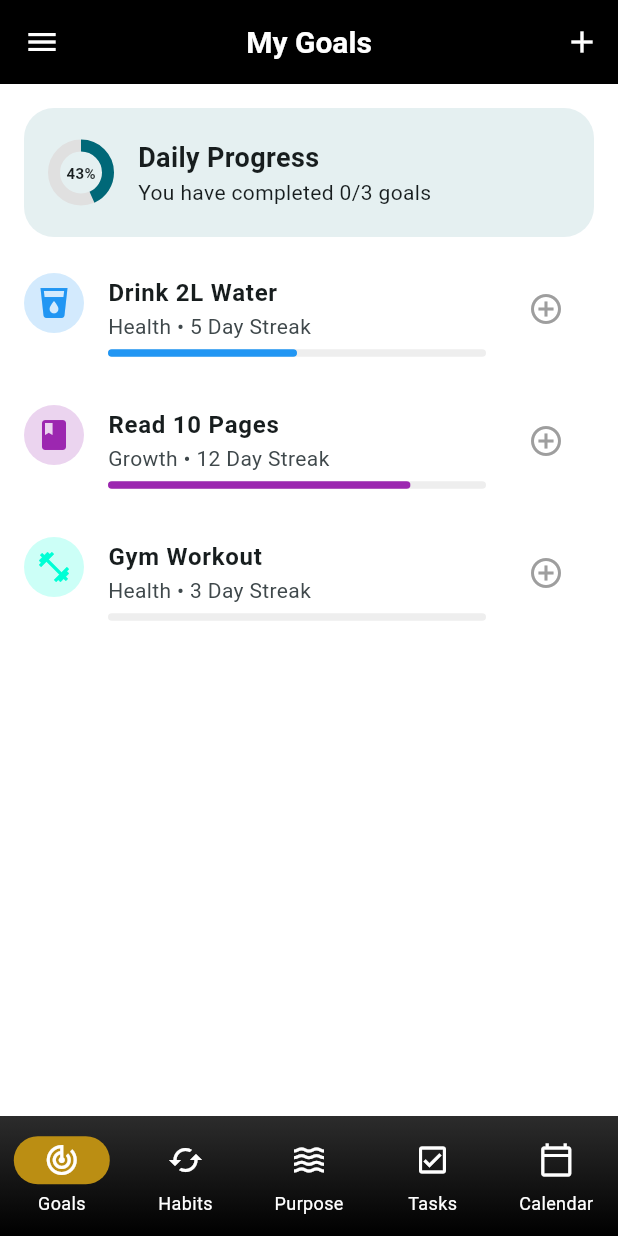
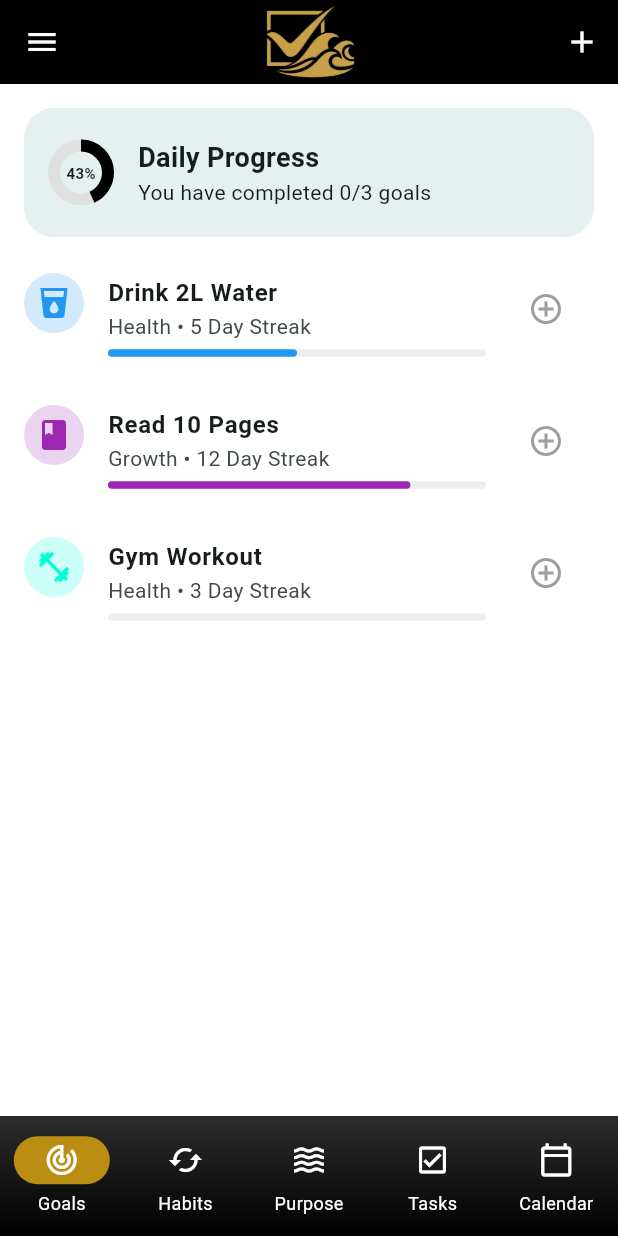
Before and after one commit to unwaverbusiness/unwaver_app, a Flutter app: the screen it shows after launch, in the side drawer, after a tap on the "add" icon, on a phone screen of 412 x 824 dp. Run offline on Flutter 3.47's test engine with Material 3 defaults, Android fonts, the phone set to English and light mode, and no system bars; our stand-ins replace firebase_auth, firebase_core, flutter_dotenv, google_generative_ai, table_calendar; accounts and stored records are empty.

Commit message:
unwaver logo now on all screens

```diff
--- a/lib/Screens/Goals/goal_overview_screen.dart
+++ b/lib/Screens/Goals/goal_overview_screen.dart
@@ -1,4 +1,6 @@
 import 'package:flutter/material.dart';
+import 'package:unwaver/widgets/maindrawer.dart'; // <--- Added
+import 'package:unwaver/widgets/app_logo.dart';   // <--- Added
 
 class GoalOverviewScreen extends StatefulWidget {
   const GoalOverviewScreen({super.key});
@@ -8,7 +10,7 @@ class GoalOverviewScreen extends StatefulWidget {
 }
 
 class _GoalOverviewScreenState extends State<GoalOverviewScreen> {
-  // --- STATE LOGIC (Kept exactly the same) ---
+  // --- STATE LOGIC ---
   final List<Map<String, dynamic>> _goals = [
     {
       "title": "Drink 2L Water",
@@ -76,7 +78,8 @@ class _GoalOverviewScreenState extends State<GoalOverviewScreen> {
     showDialog(
       context: context,
       builder: (context) => AlertDialog(
-        title: const Text('New Goal'),
+        // Use AppLogo here for consistency if desired, or keep generic text
+        title: const AppLogo(),
         content: Column(
           mainAxisSize: MainAxisSize.min,
           children: [
@@ -101,6 +104,9 @@ class _GoalOverviewScreenState extends State<GoalOverviewScreen> {
         actions: [
           TextButton(
             onPressed: () => Navigator.pop(context),
+            style: TextButton.styleFrom(
+              foregroundColor: Colors.black, // Match your theme
+            ),
             child: const Text('Cancel'),
           ),
           FilledButton(
@@ -113,6 +119,9 @@ class _GoalOverviewScreenState extends State<GoalOverviewScreen> {
                 Navigator.pop(context);
               }
             },
+            style: FilledButton.styleFrom(
+              backgroundColor: Colors.black, // Match your theme
+            ),
             child: const Text('Create'),
           ),
         ],
@@ -125,60 +134,21 @@ class _GoalOverviewScreenState extends State<GoalOverviewScreen> {
   Widget build(BuildContext context) {
     return Scaffold(
       appBar: AppBar(
-        title: const Text('My Goals'),
-        centerTitle: true, // Changed to true for better balance with drawer
-        // REMOVED: automaticallyImplyLeading: false (So the drawer icon shows up)
+        // FIXED: Replaced Text title with AppLogo
+        title: const AppLogo(),
+        centerTitle: true,
+        backgroundColor: Colors.black,
+        iconTheme: const IconThemeData(color: Colors.white),
         actions: [
           IconButton(
-            icon: const Icon(Icons.add),
+            icon: const Icon(Icons.add, color: Colors.white),
             onPressed: _showAddGoalDialog,
           ),
         ],
       ),
 
-      // 1. ADDED DRAWER HERE
-      drawer: Drawer(
-        child: ListView(
-          padding: EdgeInsets.zero,
-          children: [
-            const DrawerHeader(
-              decoration: BoxDecoration(color: Colors.teal),
-              child: Column(
-                crossAxisAlignment: CrossAxisAlignment.start,
-                mainAxisAlignment: MainAxisAlignment.end,
-                children: [
-                  Text(
-                    "Unwaver",
-                    style: TextStyle(color: Colors.white, fontSize: 28, fontWeight: FontWeight.bold),
-                  ),
-                  Text(
-                    "Track Progress",
-                    style: TextStyle(color: Colors.white70, fontSize: 16),
-                  ),
-                  SizedBox(height: 10),
-                ],
-              ),
-            ),
-            ListTile(
-              leading: const Icon(Icons.chat_bubble_outline),
-              title: const Text('Coach'),
-              onTap: () {
-                Navigator.pop(context); // Close drawer
-                // Navigator.pushNamed(context, '/coach'); // Example nav
-              },
-            ),
-            ListTile(
-              leading: const Icon(Icons.track_changes, color: Colors.teal),
-              title: const Text('Goals'),
-              selected: true, // Highlights this item since we are on the page
-              selectedColor: Colors.teal,
-              onTap: () {
-                Navigator.pop(context); // Already here, just close drawer
-              },
-            ),
-          ],
-        ),
-      ),
+      // FIXED: Used MainDrawer instead of hardcoded Drawer
+      drawer: const MainDrawer(currentRoute: '/goals'),
 
       body: Column(
         children: [
@@ -199,7 +169,7 @@ class _GoalOverviewScreenState extends State<GoalOverviewScreen> {
                     CircularProgressIndicator(
                       value: _overallProgress,
                       backgroundColor: Colors.grey[300],
-                      color: Theme.of(context).primaryColor,
+                      color: Colors.black, // Updated to match theme
                       strokeWidth: 8,
                     ),
                     Text(
--- a/lib/Screens/Tasks/tasks_screen.dart
+++ b/lib/Screens/Tasks/tasks_screen.dart
@@ -1,6 +1,6 @@
 import 'package:flutter/material.dart';
-import 'package:unwaver/widgets/maindrawer.dart'; // Ensure this import is present
-import 'package:unwaver/widgets/app_logo.dart';   // <--- Added Import for AppLogo
+import 'package:unwaver/widgets/maindrawer.dart';
+import 'package:unwaver/widgets/app_logo.dart';
 
 class TasksScreen extends StatefulWidget {
   const TasksScreen({super.key});
@@ -44,7 +44,8 @@ class _TasksScreenState extends State<TasksScreen> {
     showDialog(
       context: context,
       builder: (context) => AlertDialog(
-        title: const AppLogo(height: 40),
+        // FIXED: Removed argument 'height: 40' to match standard widget definition
+        title: const AppLogo(),
         content: TextField(
           autofocus: true,
           decoration: const InputDecoration(hintText: 'Enter task name'),
@@ -53,7 +54,6 @@ class _TasksScreenState extends State<TasksScreen> {
         actions: [
           TextButton(
             onPressed: () => Navigator.pop(context),
-            // Accent color for Cancel text
             style: TextButton.styleFrom(
               foregroundColor: const Color.fromARGB(255, 0, 0, 0),
             ),
@@ -66,7 +66,6 @@ class _TasksScreenState extends State<TasksScreen> {
                 Navigator.pop(context);
               }
             },
-            // Gold background for Add button
             style: ElevatedButton.styleFrom(
               backgroundColor: const Color.fromARGB(255, 0, 0, 0),
               foregroundColor: Colors.white,
@@ -82,14 +81,16 @@ class _TasksScreenState extends State<TasksScreen> {
   Widget build(BuildContext context) {
     return Scaffold(
       appBar: AppBar(
-        title: const Text('My Tasks'),
-        // Inherits Black/White theme from main.dart
+        // FIXED: Replaced Text title with AppLogo to match your branding
+        title: const AppLogo(),
+        centerTitle: true,
+        backgroundColor: const Color.fromARGB(255, 0, 0, 0),
+        iconTheme: const IconThemeData(color: Colors.white),
+        elevation: 0,
       ),
 
-      // 1. FIXED: Replaced broken hardcoded drawer with MainDrawer
       drawer: const MainDrawer(currentRoute: '/tasks'),
 
-      // 2. FIXED: Floating Action Button syntax & color
       floatingActionButton: FloatingActionButton(
         onPressed: _showAddTaskDialog,
         backgroundColor: const Color.fromARGB(255, 0, 0, 0),
@@ -101,7 +102,6 @@ class _TasksScreenState extends State<TasksScreen> {
         itemCount: _tasks.length,
         itemBuilder: (context, index) {
           return Dismissible(
-            // Key is needed for swiping to delete
             key: Key(_tasks[index]['title']),
             background: Container(
               color: Colors.red,
@@ -118,7 +118,6 @@ class _TasksScreenState extends State<TasksScreen> {
                 side: BorderSide(color: Colors.grey.shade300),
               ),
               child: CheckboxListTile(
-                // 3. FIXED: Active color syntax
                 activeColor: const Color.fromARGB(255, 187, 142, 19),
                 title: Text(
                   _tasks[index]['title'],
@@ -131,7 +130,7 @@ class _TasksScreenState extends State<TasksScreen> {
                 ),
                 value: _tasks[index]['isDone'],
                 onChanged: (value) => _toggleTask(index),
-                controlAffinity: ListTileControlAffinity.leading, // Checkbox on left
+                controlAffinity: ListTileControlAffinity.leading,
               ),
             ),
           );
```
